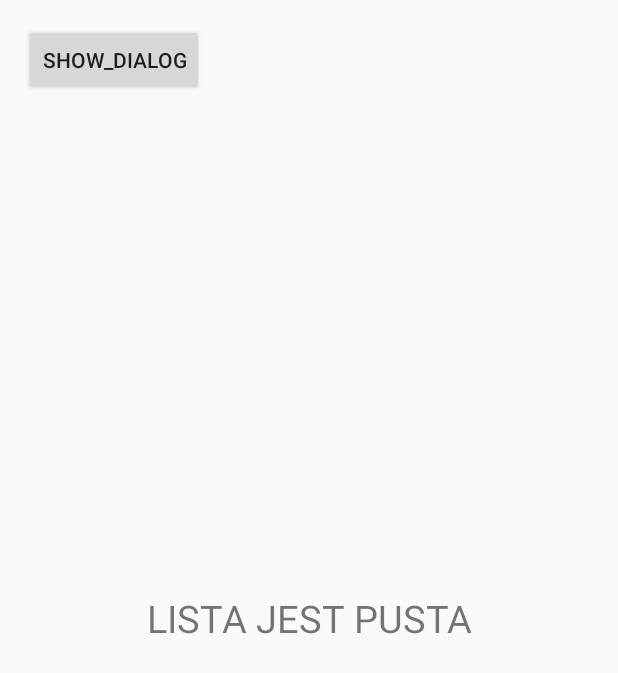
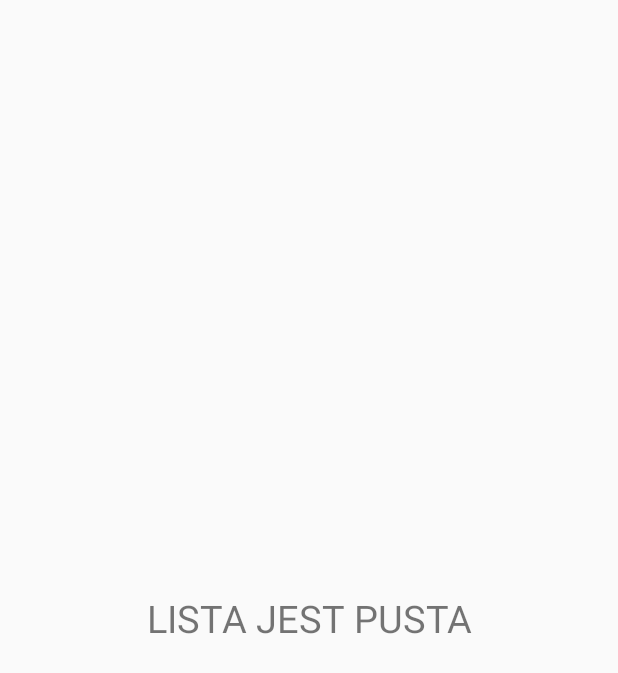
Before and after one commit to trzewa/BandRider, an Android app: the PlanRiderActivity screen opened directly, with no data from a screen before it, on a phone screen of 412 x 824 dp. Shown: the top 673 px of the screen. Run offline under Robolectric (Android 15) with nearby library versions, the phone set to English and light mode, and no system bars.

Commit message:
layout do PlanRider - porzadki v. 1

```diff
--- a/app/src/main/res/layout/activity_plan_rider.xml
+++ b/app/src/main/res/layout/activity_plan_rider.xml
@@ -6,11 +6,6 @@
     android:paddingBottom="@dimen/activity_vertical_margin"
     tools:context="com.example.trzewa.bandrider.PlanRiderActivity">
 
-    <Button
-        android:layout_width="wrap_content"
-        android:id="@+id/show_dialog_btn"
-        android:layout_height="wrap_content"
-        android:text="show_dialog" />
     <ListView
         android:layout_width="wrap_content"
         android:layout_height="wrap_content"
```
